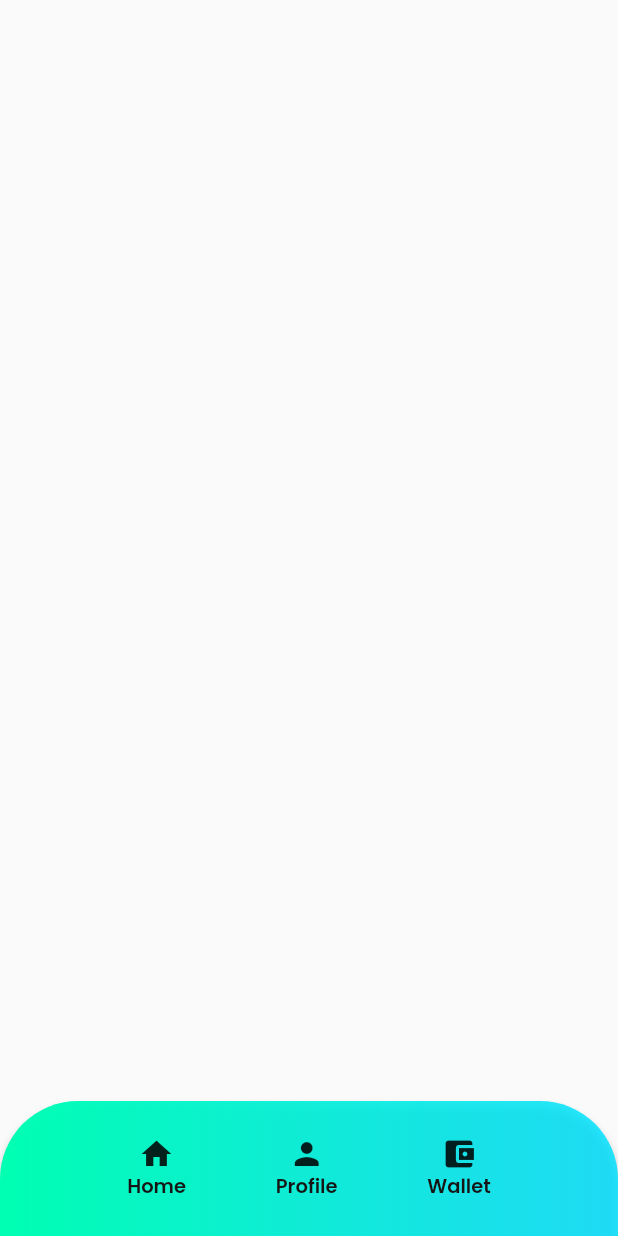
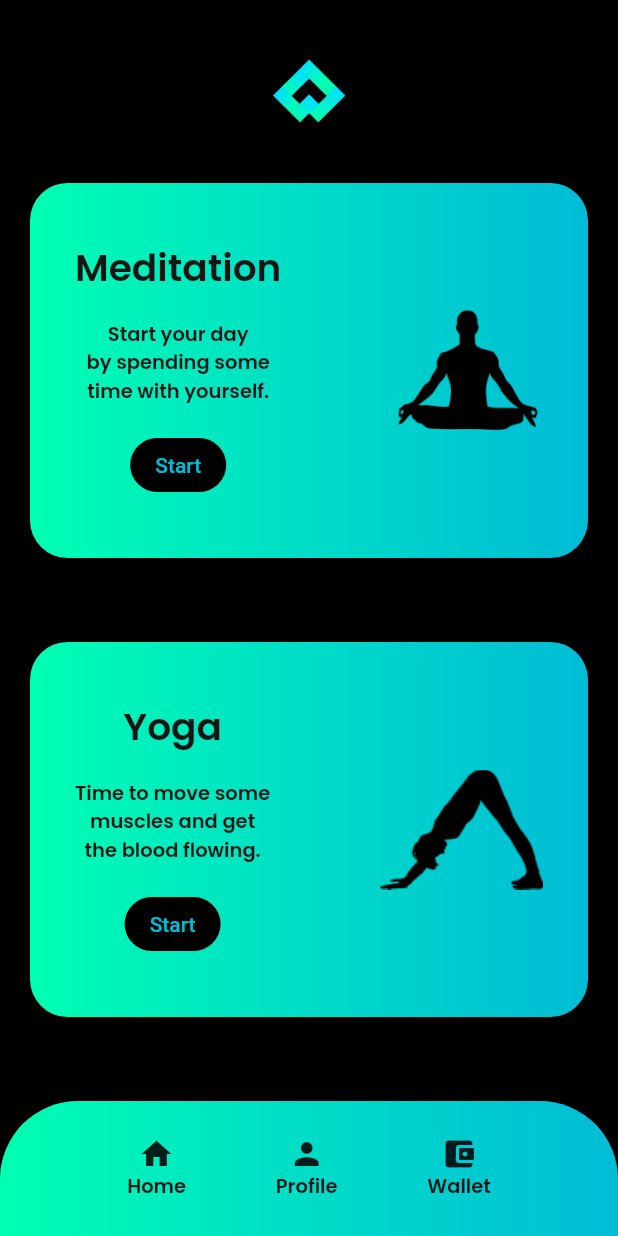
Before and after one commit to elecTRON-Fellowship/StayFit, a Flutter app: the OptionsScreen screen opened by its route, on a phone screen of 412 x 824 dp. Run offline on Flutter 3.47's test engine with Material 2 defaults, Android fonts, the phone set to English and light mode, and no system bars.

Commit message:
Add options screen

```diff
--- a/stay_fit/lib/main.dart
+++ b/stay_fit/lib/main.dart
@@ -1,15 +1,18 @@
 import 'package:flutter/material.dart';
 import 'package:flutter_login_attempt/screens/home_page.dart';
 import 'package:flutter_login_attempt/screens/login_screen.dart';
+import 'package:flutter_login_attempt/screens/yoga_screen.dart';
 import 'screens/options_screen.dart';
 import 'screens/login_screen.dart';
 import 'screens/home_page.dart';
 import 'screens/profile_screen.dart';
 import 'screens/wallet_screen.dart';
+import 'screens/yoga_screen.dart';
+import 'screens/meditation_screen.dart';
 
-void main() => runApp(MyApp());
+void main() => runApp(StayFit());
 
-class MyApp extends StatelessWidget {
+class StayFit extends StatelessWidget {
   @override
   Widget build(BuildContext context) {
     return MaterialApp(
@@ -23,6 +26,8 @@ class MyApp extends StatelessWidget {
         '/options': (context) => OptionsScreen(),
         '/profile': (context) => ProfileScreen(),
         '/wallet': (context) => WalletScreen(),
+        '/meditation': (context) => MeditationScreen(),
+        '/yoga': (context) => YogaScreen(),
       },
     );
   }
--- /dev/null
+++ b/stay_fit/lib/screens/meditation_screen.dart
@@ -0,0 +1,15 @@
+import 'package:flutter/material.dart';
+
+class MeditationScreen extends StatelessWidget {
+  const MeditationScreen({ Key? key }) : super(key: key);
+
+  @override
+  Widget build(BuildContext context) {
+    return Scaffold(
+      backgroundColor: Colors.black,
+      appBar: AppBar(
+        title: Text("Meditation"),
+      ),
+    );
+  }
+}
--- a/stay_fit/lib/screens/options_screen.dart
+++ b/stay_fit/lib/screens/options_screen.dart
@@ -1,13 +1,34 @@
 import 'package:flutter/material.dart';
 
 import '../widgets/custom_bottom_navbar.dart';
+import '../widgets/option_card.dart';
 
 class OptionsScreen extends StatelessWidget {
   @override
   Widget build(BuildContext context) {
     return SafeArea(
       child: Scaffold(
+        backgroundColor: Colors.black,
         bottomNavigationBar: CustomBottonNavBar(),
+        body: Column(
+          mainAxisAlignment: MainAxisAlignment.spaceEvenly,
+          crossAxisAlignment: CrossAxisAlignment.center,
+          children: [
+            Image.asset('assets/image/cropped_logo.png', height: 50),
+            OptionCard(
+              "Meditation",
+              "Start your day\nby spending some\ntime with yourself.",
+              Image.asset("assets/image/meditation.png", height: 85),
+              "/meditation",
+            ),
+            OptionCard(
+              "Yoga",
+              "Time to move some\nmuscles and get\nthe blood flowing.",
+              Image.asset("assets/image/downdog_pose.png", height: 80),
+              "/yoga",
+            ),
+          ],
+        ),
       ),
     );
   }
--- a/stay_fit/lib/screens/profile_screen.dart
+++ b/stay_fit/lib/screens/profile_screen.dart
@@ -11,6 +11,7 @@ class ProfileScreen extends StatelessWidget {
       appBar: AppBar(
         title: Text('Profile'),
       ),
+      backgroundColor: Colors.black,
       bottomNavigationBar: CustomBottonNavBar(),
     );
   }
--- a/stay_fit/lib/screens/wallet_screen.dart
+++ b/stay_fit/lib/screens/wallet_screen.dart
@@ -11,6 +11,7 @@ class WalletScreen extends StatelessWidget {
       appBar: AppBar(
         title: Text('Wallet'),
       ),
+      backgroundColor: Colors.black,
       bottomNavigationBar: CustomBottonNavBar(),
     );
   }
--- /dev/null
+++ b/stay_fit/lib/screens/yoga_screen.dart
@@ -0,0 +1,15 @@
+import 'package:flutter/material.dart';
+
+class YogaScreen extends StatelessWidget {
+  const YogaScreen({ Key? key }) : super(key: key);
+
+  @override
+  Widget build(BuildContext context) {
+    return Scaffold(
+      backgroundColor: Colors.black,
+      appBar: AppBar(
+        title: Text("Yoga"),
+      ),
+    );
+  }
+}
--- /dev/null
+++ b/stay_fit/lib/widgets/option_card.dart
@@ -0,0 +1,101 @@
+import 'package:flutter/material.dart';
+
+class OptionCard extends StatelessWidget {
+  OptionCard(this.title, this.info, this.image, this.route);
+
+  final Image image;
+  final String title;
+  final String info;
+  final String route;
+
+  @override
+  Widget build(BuildContext context) {
+    return Container(
+      width: double.maxFinite,
+      height: 250,
+      decoration: BoxDecoration(
+        borderRadius: BorderRadius.only(
+          topLeft: Radius.circular(25),
+          topRight: Radius.circular(25),
+          bottomLeft: Radius.circular(25),
+          bottomRight: Radius.circular(25),
+        ),
+        boxShadow: [
+          BoxShadow(
+            color: Color(0x3f000000),
+            blurRadius: 4,
+            offset: Offset(0, 4),
+          ),
+        ],
+        gradient: LinearGradient(
+          begin: Alignment.centerLeft,
+          end: Alignment.centerRight,
+          colors: [Color(0xff00ffb2), Color(0xd600e0ff)],
+        ),
+      ),
+      padding: const EdgeInsets.only(
+        left: 30,
+        right: 30,
+        top: 30,
+        bottom: 30,
+      ),
+      margin: const EdgeInsets.only(
+        bottom: 20,
+        left: 20,
+        right: 20,
+      ),
+      child: Row(
+        mainAxisSize: MainAxisSize.min,
+        mainAxisAlignment: MainAxisAlignment.spaceBetween,
+        crossAxisAlignment: CrossAxisAlignment.center,
+        children: [
+          Column(
+            mainAxisAlignment: MainAxisAlignment.spaceAround,
+            crossAxisAlignment: CrossAxisAlignment.center,
+            children: [
+              Text(
+                this.title,
+                textAlign: TextAlign.center,
+                style: TextStyle(
+                  color: Color(0xff151515),
+                  fontSize: 25,
+                  fontFamily: "Poppins",
+                  fontWeight: FontWeight.w600,
+                ),
+              ),
+              Text(
+                this.info,
+                textAlign: TextAlign.center,
+                style: TextStyle(
+                  color: Color(0xff151515),
+                  fontSize: 13,
+                  fontFamily: "Poppins",
+                  fontWeight: FontWeight.w600,
+                ),
+              ),
+              OutlinedButton(
+                onPressed: () {
+                  Navigator.pushNamed(context, this.route);
+                },
+                style: ButtonStyle(
+                  backgroundColor:
+                      MaterialStateProperty.all<Color>(Colors.black),
+                  shape: MaterialStateProperty.all<RoundedRectangleBorder>(
+                    RoundedRectangleBorder(
+                      borderRadius: BorderRadius.circular(18.0),
+                    ),
+                  ),
+                ),
+                child: Text(
+                  'Start',
+                  style: TextStyle(color: Color(0xd600e0ff)),
+                ),
+              )
+            ],
+          ),
+          this.image,
+        ],
+      ),
+    );
+  }
+}
```
Also changed, not shown: stay_fit/assets/image/cropped_logo.png (added), stay_fit/assets/image/downdog_pose.png (added), stay_fit/assets/image/meditation.png (added), stay_fit/assets/image/tree_pose.png (added).
